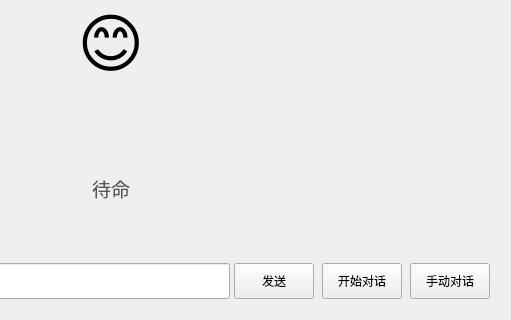
Before: the Qt Designer form src/display/gui_display.ui in huangjunsen0406/py-xiaozhi, drawn with Qt 5; both pictures show x 289 to 800 and y 180 to 500 of the 800 by 500 pixel window.
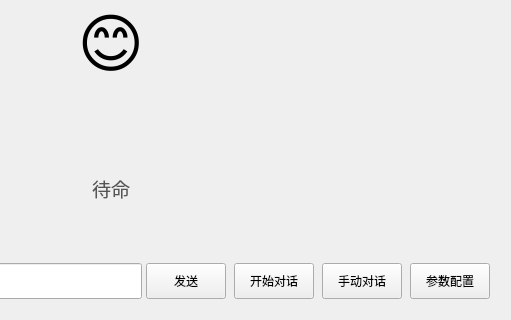
After: the same form once the commit is applied.

What changed in the file:
```diff
--- a/src/display/gui_display.ui
+++ b/src/display/gui_display.ui
@@ -215,6 +215,22 @@
        </property>
       </widget>
      </item>
+      <item>
+       <widget class="QPushButton" name="settings_btn">
+        <property name="minimumSize">
+         <size>
+          <width>0</width>
+          <height>36</height>
+         </size>
+        </property>
+        <property name="text">
+         <string>参数配置</string>
+        </property>
+        <property name="toolTip">
+         <string>打开设置（Ctrl+,）</string>
+        </property>
+       </widget>
+      </item>
     </layout>
    </item>
   </layout>
```
